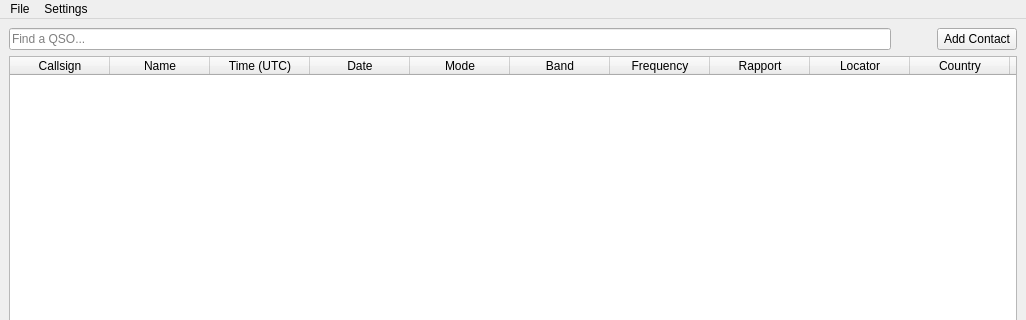
The window that forms/mainuiapplication.ui (jj01101010/EasyHamLog) describes before a commit, drawn with Qt 5; both pictures show x 0 to 1026 and y 0 to 320 of the 1026 by 574 pixel window.
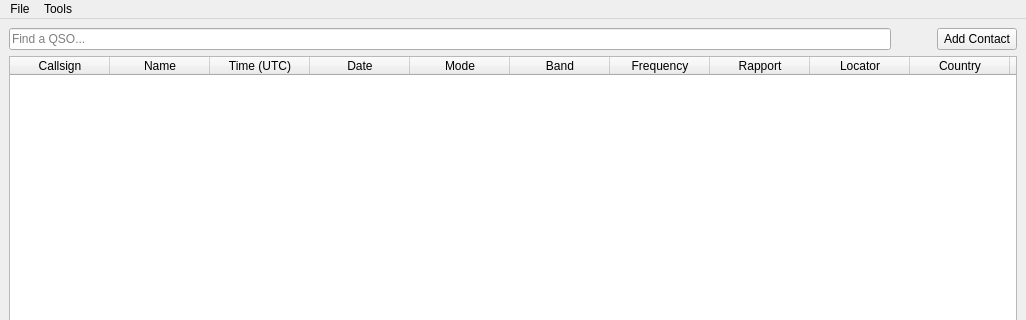
The same window after the commit.

Patch:
```diff
--- a/forms/mainuiapplication.ui
+++ b/forms/mainuiapplication.ui
@@ -188,7 +188,7 @@
    </widget>
    <widget class="QMenu" name="menuSettings">
     <property name="title">
-     <string>Settings</string>
+     <string>Tools</string>
     </property>
    </widget>
    <addaction name="menuFile"/>
```
Left out of the diff: 6 changed lines with no effect on the pictures.
